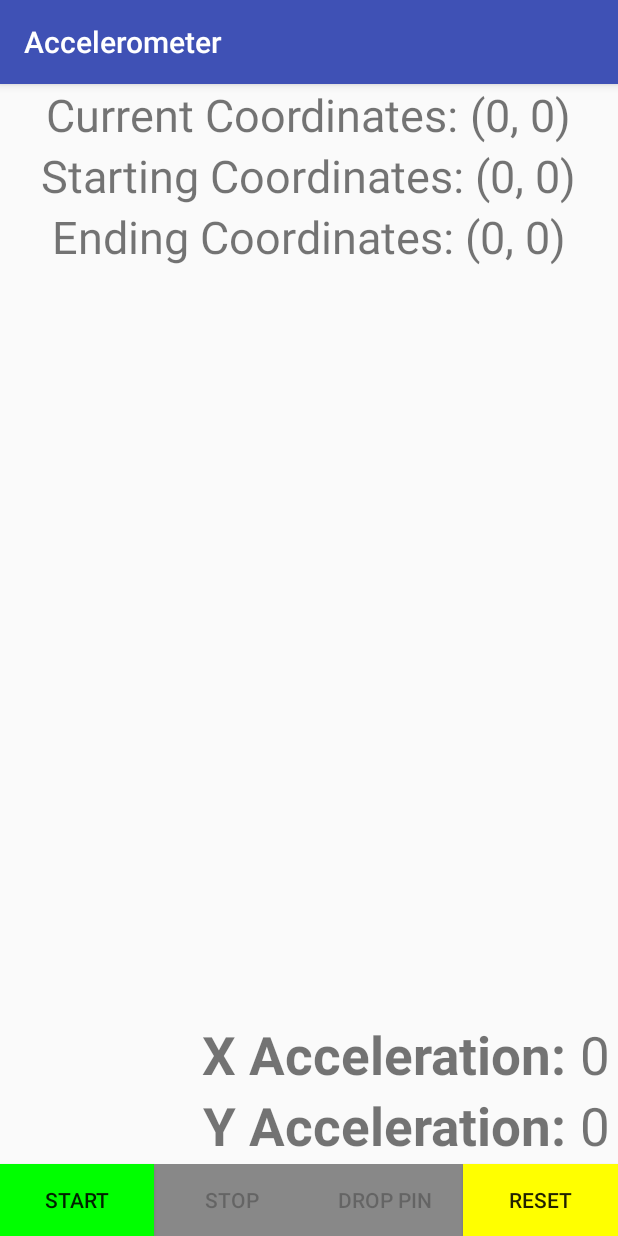
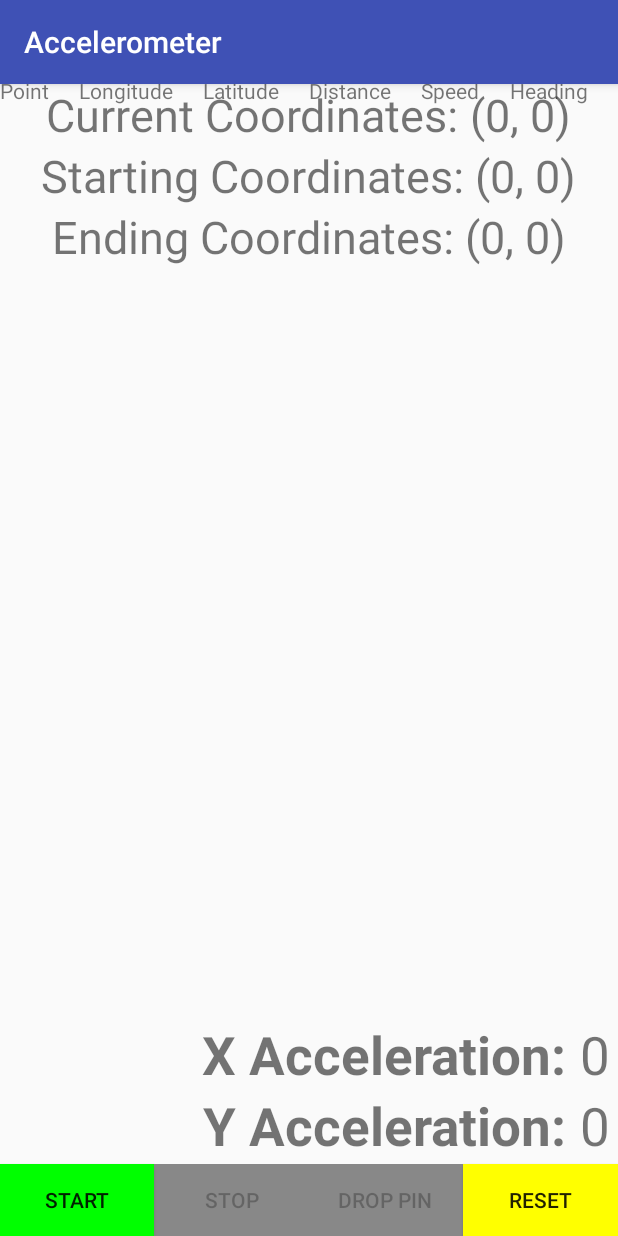
Before and after one commit to TomasCespedes/GPS_Sensor_Locator, an Android app: the screen it shows after launch (MainActivity), on a phone screen of 412 x 824 dp. Run offline under Robolectric (Android 15) with nearby library versions, the phone set to English and light mode, and no system bars.

Commit message:
Changed name of distance and added table layout

```diff
--- a/app/src/main/java/com/example/ehar/SensorExample/Distance.java
+++ b/app/src/main/java/com/example/ehar/SensorExample/Utility.java
@@ -1,6 +1,6 @@
 package com.example.ehar.SensorExample;
 
-public class Distance {
+public class Utility {
     // calculates distance on a sphere
     // d = arccos(sin(lat1) sin(lat2) + cos(lat1) cos(lat2) cos(lon2 − lon1) ) R
     public static double greatCircleDistance(double lat1, double long1, double lat2, double long2){
--- a/app/src/main/res/layout/activity_main.xml
+++ b/app/src/main/res/layout/activity_main.xml
@@ -56,8 +56,6 @@
 
         </LinearLayout>
 
-
-
         <LinearLayout
             android:layout_width="wrap_content"
             android:layout_height="wrap_content"
@@ -82,12 +80,75 @@
 
         </LinearLayout>
 
-
-
-
-
     </LinearLayout>
 
+    <LinearLayout
+        android:layout_width="match_parent"
+        android:layout_height="wrap_content"
+        android:gravity="center"
+        android:orientation="vertical">
+        <ScrollView
+            android:layout_width="match_parent"
+            android:layout_height="wrap_content">
+
+            <GridLayout
+                android:layout_width="match_parent"
+                android:layout_height="wrap_content"
+                android:layout_gravity="center"
+                android:layout_marginBottom="10dp"
+                android:id="@+id/table">
+
+                <TextView
+                    android:layout_width="wrap_content"
+                    android:layout_height="wrap_content"
+                    android:layout_columnWeight="1"
+                    android:text="Point"
+                    android:layout_column="0"
+                    android:layout_row="0"/>
+
+                <TextView
+                    android:layout_width="wrap_content"
+                    android:layout_height="wrap_content"
+                    android:layout_columnWeight="1"
+                    android:text="Longitude"
+                    android:layout_column="1"
+                    android:layout_row="0"/>
+                <TextView
+                    android:layout_width="wrap_content"
+                    android:layout_height="wrap_content"
+                    android:layout_columnWeight="1"
+                    android:text="Latitude"
+                    android:layout_column="2"
+                    android:layout_row="0"/>
+
+                <TextView
+                    android:layout_width="wrap_content"
+                    android:layout_height="wrap_content"
+                    android:layout_columnWeight="1"
+                    android:text="Distance"
+                    android:layout_column="3"
+                    android:layout_row="0"/>
+
+                <TextView
+                    android:layout_width="wrap_content"
+                    android:layout_height="wrap_content"
+                    android:layout_columnWeight="1"
+                    android:text="Speed"
+                    android:layout_column="4"
+                    android:layout_row="0"/>
+
+                <TextView
+                    android:layout_width="wrap_content"
+                    android:layout_height="wrap_content"
+                    android:layout_columnWeight="1"
+                    android:text="Heading"
+                    android:layout_column="5"
+                    android:layout_row="0"/>
+
+            </GridLayout>
+
+        </ScrollView>
+    </LinearLayout>
 
     <LinearLayout
         android:layout_width="match_parent"
```
